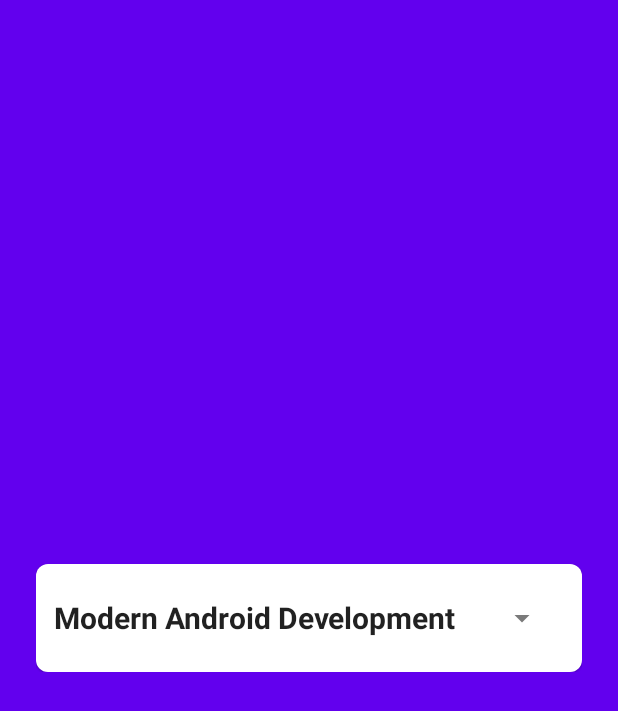
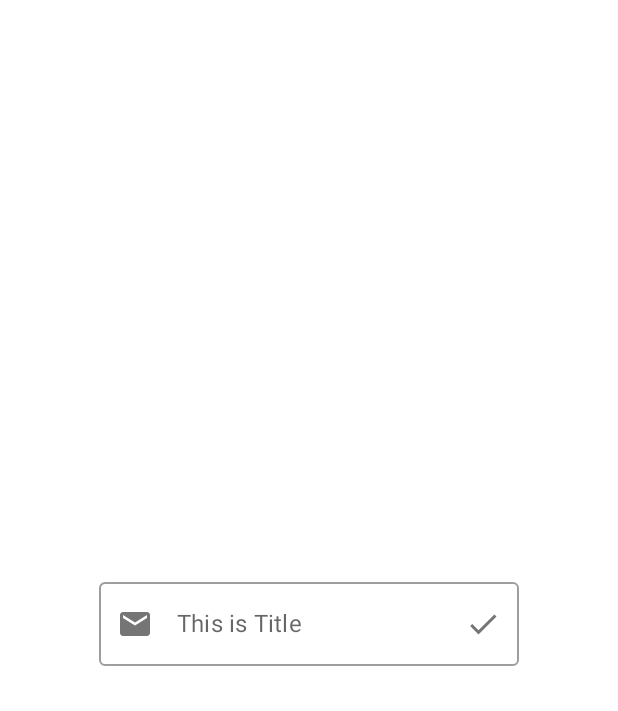
Before and after one commit to harun7arrashid/Compose-Basic, an Android app built with Jetpack Compose: the screen it shows after launch (MainActivity), on a phone screen of 412 x 824 dp. Shown: the top 711 px of the screen. Run offline under Robolectric (Android 15) with nearby library versions, the phone set to English and light mode, and no system bars.

Commit message:
TextField

```diff
--- a/app/src/main/java/id/ackerman/stevdzacompose/MainActivity.kt
+++ b/app/src/main/java/id/ackerman/stevdzacompose/MainActivity.kt
@@ -1,24 +1,30 @@
 package id.ackerman.stevdzacompose
 
 import android.os.Bundle
+import android.util.Log
 import androidx.activity.ComponentActivity
 import androidx.activity.compose.setContent
 import androidx.compose.foundation.background
 import androidx.compose.foundation.layout.*
 import androidx.compose.foundation.rememberScrollState
+import androidx.compose.foundation.text.KeyboardActions
+import androidx.compose.foundation.text.KeyboardOptions
 import androidx.compose.foundation.text.selection.DisableSelection
 import androidx.compose.foundation.text.selection.SelectionContainer
 import androidx.compose.foundation.verticalScroll
-import androidx.compose.material.MaterialTheme
-import androidx.compose.material.Surface
-import androidx.compose.material.Text
-import androidx.compose.runtime.Composable
+import androidx.compose.material.*
+import androidx.compose.material.icons.Icons
+import androidx.compose.material.icons.filled.Check
+import androidx.compose.material.icons.filled.Email
+import androidx.compose.runtime.*
 import androidx.compose.ui.Alignment
 import androidx.compose.ui.Modifier
 import androidx.compose.ui.graphics.Color
 import androidx.compose.ui.text.SpanStyle
 import androidx.compose.ui.text.buildAnnotatedString
 import androidx.compose.ui.text.font.FontWeight
+import androidx.compose.ui.text.input.ImeAction
+import androidx.compose.ui.text.input.KeyboardType
 import androidx.compose.ui.text.style.BaselineShift
 import androidx.compose.ui.text.withStyle
 import androidx.compose.ui.tooling.preview.Preview
@@ -37,46 +43,74 @@ class MainActivity : ComponentActivity() {
         setContent {
             StevdzaComposeTheme {
 
-                Column(
-                    modifier = Modifier
-                        .fillMaxSize()
-                        .background(MaterialTheme.colors.primary)
-                        .padding(24.dp),
-                    horizontalAlignment = Alignment.CenterHorizontally,
-                    verticalArrangement = Arrangement.Center
+                Surface(color = MaterialTheme.colors.background) {
+                    Greeting()
+                }
 
-                ) {
-
-                    ExpandableCard(
-                        title = "Modern Android Development",
-                        desc = "Lorem ipsu asdkjh asd asidh asidh asnd asidh asd lkasdj easdiha llasdlasdl fjasdladlasd nd aslda lasdlalsdl askd lemnlaksdhjiolashdioasdhioashdoasihdoaidhaioh laksnd lknweq lawskj a sdlkhjasd lkn lkansdlk alskdnalksdnalksdh lkahsd lakshj dalkhsd laksdh woqiey qwioey adl nasld khlaksdhjalsidku oiasduoasd oasidhaoi sdhoaishdoiqwheoqiwheoqiweh oiqwehoiqwehoiqwehioqwehoqwiheqwioeh ioqweh"
-                    )
-
-                }
             }
         }
+    }
+}
+
+@Composable
+fun Greeting() {
+
+    Column(
+        modifier = Modifier.fillMaxSize(),
+        horizontalAlignment = Alignment.CenterHorizontally,
+        verticalArrangement = Arrangement.Center
+    ) {
+
+        var text by remember { mutableStateOf("") }
+
+        OutlinedTextField(
+            value = text,
+            onValueChange = {
+                text = it
+            },
+            label = { Text(text = "This is Title") },
+            singleLine = true,
+            placeholder = { Text(text = "This is Hint") },
+            leadingIcon = {
+
+                IconButton(onClick = {  }) {
+                    Icon(
+                        imageVector = Icons.Filled.Email,
+                        contentDescription = "Email Icon"
+                    )
+                }
+            },
+
+            trailingIcon = {
+
+                IconButton(onClick = {  }) {
+                    Icon(
+                        imageVector = Icons.Filled.Check,
+                        contentDescription = "Cheklis Icon"
+                    )
+                }
+            },
+
+            keyboardOptions  = KeyboardOptions(
+                keyboardType = KeyboardType.Number,
+                imeAction    = ImeAction.Search
+            ),
+
+            keyboardActions = KeyboardActions(
+                onSearch = {
+                    Log.d("Harun", "Clicked onSearch")
+                }
+            )
+        )
     }
 }
 
 @Preview(showBackground = true)
 @Composable
 fun DefaultPreview() {
-    StevdzaComposeTheme() {
-        Column(
-            modifier = Modifier
-                .fillMaxSize()
-                .background(MaterialTheme.colors.primary)
-                .padding(24.dp),
-            horizontalAlignment = Alignment.CenterHorizontally,
-            verticalArrangement = Arrangement.Center
+    StevdzaComposeTheme {
 
-        ) {
+        Greeting()
 
-            ExpandableCard(
-                title = "Modern Android Development",
-                desc = "Lorem ipsu asdkjh asd asidh asidh asnd asidh asd lkasdj easdiha llasdlasdl fjasdladlasd nd aslda lasdlalsdl askd lemnlaksdhjiolashdioasdhioashdoasihdoaidhaioh laksnd lknweq lawskj a sdlkhjasd lkn lkansdlk alskdnalksdnalksdh lkahsd lakshj dalkhsd laksdh woqiey qwioey adl nasld khlaksdhjalsidku oiasduoasd oasidhaoi sdhoaishdoiqwheoqiwheoqiweh oiqwehoiqwehoiqwehioqwehoqwiheqwioeh ioqweh"
-            )
-
-        }
     }
 }
```
